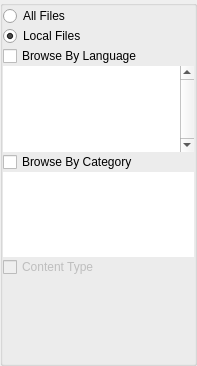
Old version of the form src/contentmanagerside.ui in the repository kiwix/kiwix-desktop.
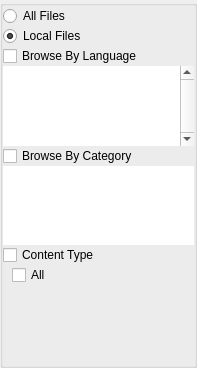
New version of the form.

Commit message:
add content type filter
The ContentTypeFilter Class is a custom QCheckBox.
These are stored in a QList that is sended to the ContentManager each time they are clicked.
The ContentManager sets the acceptedTags according to the state of the ContentTypeFilters
The "All" button resets the filters

Patch:
```diff
--- a/src/contentmanagerside.ui
+++ b/src/contentmanagerside.ui
@@ -7,7 +7,7 @@
     <x>0</x>
     <y>0</y>
     <width>197</width>
-    <height>366</height>
+    <height>368</height>
    </rect>
   </property>
   <property name="sizePolicy">
@@ -23,6 +23,9 @@
    <property name="spacing">
     <number>0</number>
    </property>
+   <property name="sizeConstraint">
+    <enum>QLayout::SetMaximumSize</enum>
+   </property>
    <property name="leftMargin">
     <number>0</number>
    </property>
@@ -43,7 +46,7 @@
      <property name="flat">
       <bool>true</bool>
      </property>
-     <layout class="QVBoxLayout" name="verticalLayout_2" stretch="0,0,0,0,0,0,0,1">
+     <layout class="QVBoxLayout" name="verticalLayout_2" stretch="0,0,0,0,0,0,0,0,0">
       <property name="spacing">
        <number>0</number>
       </property>
@@ -91,7 +94,7 @@
         <property name="sizePolicy">
          <sizepolicy hsizetype="Expanding" vsizetype="Expanding">
           <horstretch>0</horstretch>
-          <verstretch>1</verstretch>
+          <verstretch>0</verstretch>
          </sizepolicy>
         </property>
         <property name="frameShape">
@@ -119,6 +122,12 @@
         <property name="enabled">
          <bool>true</bool>
         </property>
+        <property name="sizePolicy">
+         <sizepolicy hsizetype="Minimum" vsizetype="Minimum">
+          <horstretch>0</horstretch>
+          <verstretch>0</verstretch>
+         </sizepolicy>
+        </property>
         <property name="text">
          <string>Browse By Category</string>
         </property>
@@ -129,7 +138,7 @@
         <property name="sizePolicy">
          <sizepolicy hsizetype="Expanding" vsizetype="Expanding">
           <horstretch>0</horstretch>
-          <verstretch>1</verstretch>
+          <verstretch>0</verstretch>
          </sizepolicy>
         </property>
         <property name="frameShape">
@@ -151,14 +160,63 @@
       </item>
       <item>
        <widget class="QCheckBox" name="contentTypeButton">
-        <property name="enabled">
-         <bool>false</bool>
+        <property name="sizePolicy">
+         <sizepolicy hsizetype="Minimum" vsizetype="Fixed">
+          <horstretch>0</horstretch>
+          <verstretch>0</verstretch>
+         </sizepolicy>
         </property>
         <property name="text">
          <string>Content Type</string>
         </property>
        </widget>
       </item>
+      <item>
+       <widget class="QFrame" name="contentTypeSelector">
+        <property name="minimumSize">
+         <size>
+          <width>0</width>
+          <height>0</height>
+         </size>
+        </property>
+        <property name="frameShape">
+         <enum>QFrame::NoFrame</enum>
+        </property>
+        <property name="frameShadow">
+         <enum>QFrame::Sunken</enum>
+        </property>
+        <property name="lineWidth">
+         <number>0</number>
+        </property>
+        <layout class="QVBoxLayout" name="verticalLayout_3">
+         <property name="spacing">
+          <number>0</number>
+         </property>
+         <property name="topMargin">
+          <number>0</number>
+         </property>
+         <property name="bottomMargin">
+          <number>0</number>
+         </property>
+         <item>
+          <widget class="QCheckBox" name="contentTypeAllButton">
+           <property name="sizePolicy">
+            <sizepolicy hsizetype="Minimum" vsizetype="Fixed">
+             <horstretch>0</horstretch>
+             <verstretch>0</verstretch>
+            </sizepolicy>
+           </property>
+           <property name="text">
+            <string>All</string>
+           </property>
+           <property name="tristate">
+            <bool>false</bool>
+           </property>
+          </widget>
+         </item>
+        </layout>
+       </widget>
+      </item>
       <item>
        <spacer name="verticalSpacer">
         <property name="orientation">
```
Left out of the diff: 18 changed lines with no effect on the pictures. The commit also changes 9 other files.
